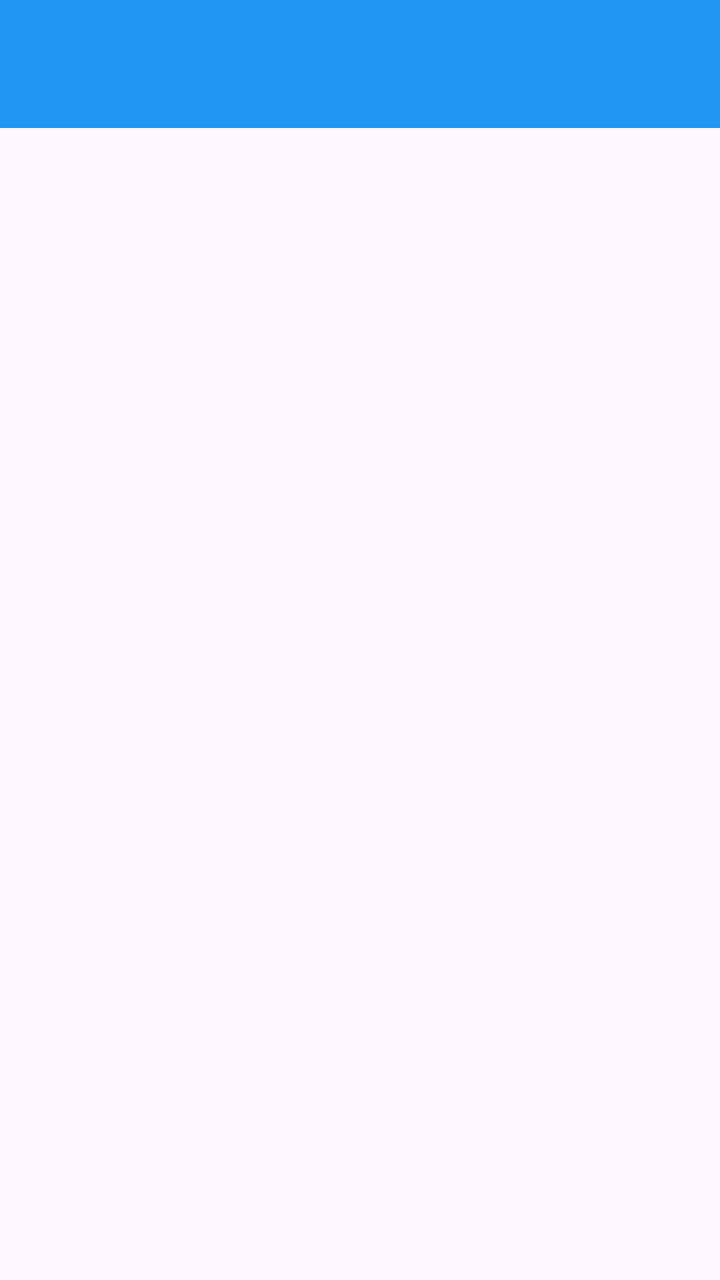
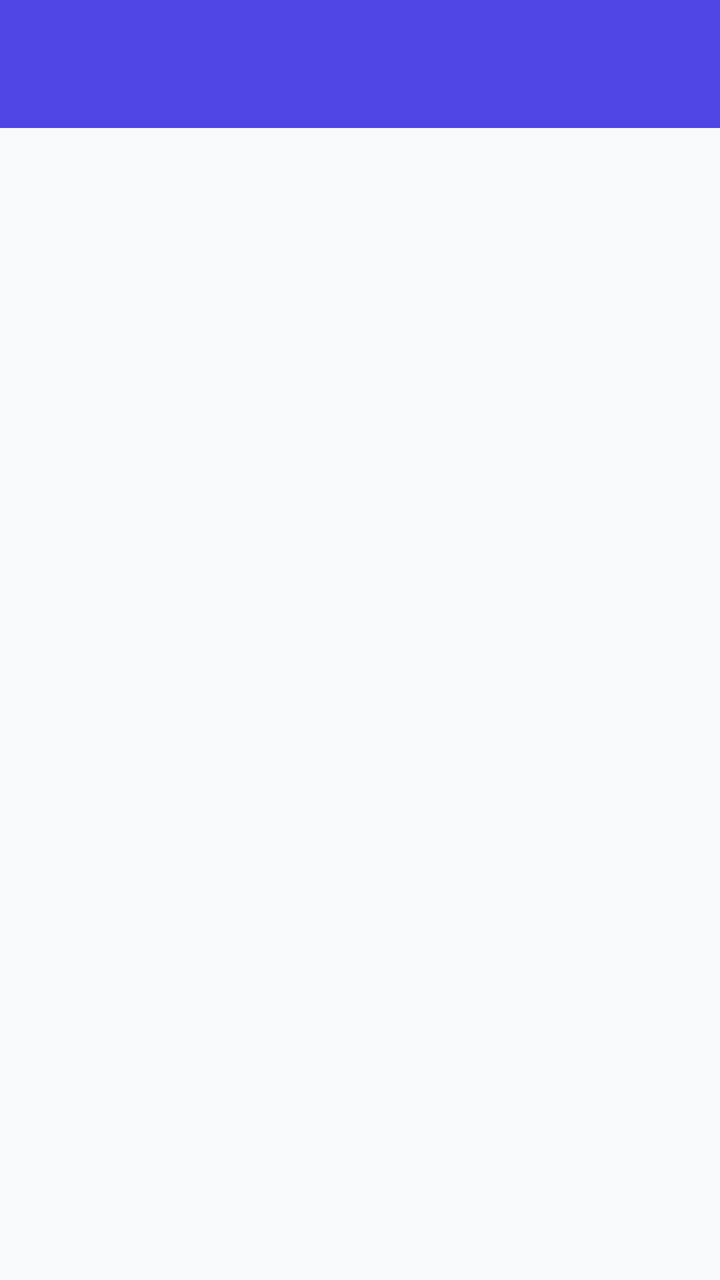

An Android layout rendered at two revisions. The XML below is the earlier revision; the diff shows what the commit changed to produce the second picture.
<!-- AndroidManifest.xml: activity theme Theme.DoseBuddy -->
<!-- res/layout/activity_drug_info.xml -->
<?xml version="1.0" encoding="utf-8"?>
<androidx.coordinatorlayout.widget.CoordinatorLayout xmlns:android="http://schemas.android.com/apk/res/android"
    xmlns:app="http://schemas.android.com/apk/res-auto"
    android:layout_width="match_parent"
    android:layout_height="match_parent">

    
    <com.google.android.material.appbar.AppBarLayout
        android:id="@+id/app_bar_layout"
        android:layout_width="match_parent"
        android:layout_height="wrap_content"
        android:theme="@style/ThemeOverlay.AppCompat.Dark.ActionBar">

        <androidx.appcompat.widget.Toolbar
            android:id="@+id/toolbar"
            android:layout_width="match_parent"
            android:layout_height="?attr/actionBarSize"
            android:background="#2196F3"
            app:titleTextColor="@android:color/white"
            app:subtitleTextColor="@android:color/white" />

    </com.google.android.material.appbar.AppBarLayout>

    
    <androidx.core.widget.NestedScrollView
        android:layout_width="match_parent"
        android:layout_height="match_parent"
        android:fillViewport="true"
        app:layout_behavior="@string/appbar_scrolling_view_behavior">

        <FrameLayout
            android:layout_width="match_parent"
            android:layout_height="wrap_content"
            android:paddingBottom="32dp">

            
            <ProgressBar
                android:id="@+id/progress_bar"
                android:layout_width="wrap_content"
                android:layout_height="wrap_content"
                android:layout_gravity="center"
                android:layout_marginTop="100dp"
                android:visibility="gone" />

            
            <LinearLayout
                android:id="@+id/content_layout"
                android:layout_width="match_parent"
                android:layout_height="wrap_content"
                android:orientation="vertical"
                android:padding="16dp"
                android:visibility="visible" />

            
            <TextView
                android:id="@+id/tv_no_drug_info"
                android:layout_width="match_parent"
                android:layout_height="wrap_content"
                android:layout_gravity="center"
                android:layout_margin="32dp"
                android:gravity="center"
                android:text="No drug information available"
                android:textColor="#666666"
                android:textSize="16sp"
                android:visibility="gone" />

        </FrameLayout>

    </androidx.core.widget.NestedScrollView>

</androidx.coordinatorlayout.widget.CoordinatorLayout>
<!-- resources referenced by this layout -->
<resources>
  <style name="Theme.DoseBuddy" parent="Base.Theme.DoseBuddy" />
  <style name="Base.Theme.DoseBuddy" parent="Theme.Material3.DayNight.NoActionBar">
          
          
      </style>
</resources>

<!-- the commit's change to res/layout/activity_drug_info.xml (unified diff, before → after) -->
@@ -15,7 +15,7 @@
             android:id="@+id/toolbar"
             android:layout_width="match_parent"
             android:layout_height="?attr/actionBarSize"
-            android:background="#2196F3"
+            android:background="?attr/colorPrimary"
             app:titleTextColor="@android:color/white"
             app:subtitleTextColor="@android:color/white" />
 
@@ -60,7 +60,7 @@
                 android:layout_margin="32dp"
                 android:gravity="center"
                 android:text="No drug information available"
-                android:textColor="#666666"
+                android:textColor="?attr/colorOnSurfaceVariant"
                 android:textSize="16sp"
                 android:visibility="gone" />
 
<!-- resource entries referenced after the edit -->
@@ -3,7 +3,50 @@
   <style name="Theme.DoseBuddy" parent="Base.Theme.DoseBuddy" />
   <style name="Base.Theme.DoseBuddy" parent="Theme.Material3.DayNight.NoActionBar">
           
+          <item name="colorPrimary">@color/md_theme_light_primary</item>
+          <item name="colorOnPrimary">@color/md_theme_light_onPrimary</item>
+          <item name="colorPrimaryContainer">@color/md_theme_light_primaryContainer</item>
+          <item name="colorOnPrimaryContainer">@color/md_theme_light_onPrimaryContainer</item>
+  
+          <item name="colorSecondary">@color/md_theme_light_secondary</item>
+          <item name="colorOnSecondary">@color/md_theme_light_onSecondary</item>
+          <item name="colorSecondaryContainer">@color/md_theme_light_secondaryContainer</item>
+          <item name="colorOnSecondaryContainer">@color/md_theme_light_onSecondaryContainer</item>
+  
+          <item name="colorTertiary">@color/md_theme_light_tertiary</item>
+          <item name="colorOnTertiary">@color/md_theme_light_onTertiary</item>
+  
+          <item name="colorError">@color/md_theme_light_error</item>
+          <item name="colorOnError">@color/md_theme_light_onError</item>
+  
+          <item name="android:windowBackground">@color/md_theme_light_background</item>
+          <item name="colorSurface">@color/md_theme_light_surface</item>
+          <item name="colorOnSurface">@color/md_theme_light_onSurface</item>
+          <item name="colorSurfaceVariant">@color/md_theme_light_surfaceVariant</item>
+          <item name="colorOnSurfaceVariant">@color/md_theme_light_onSurfaceVariant</item>
+          <item name="colorOutline">@color/md_theme_light_outline</item>
+  
           
+          <item name="android:statusBarColor">?attr/colorPrimary</item>
+          <item name="android:windowLightStatusBar" tools:targetApi="m">false</item>
       </style>
+  <color name="md_theme_light_primary">#4F46E5</color>
+  <color name="md_theme_light_onPrimary">#FFFFFF</color>
+  <color name="md_theme_light_primaryContainer">#E0E7FF</color>
+  <color name="md_theme_light_onPrimaryContainer">#312E81</color>
+  <color name="md_theme_light_secondary">#0D9488</color>
+  <color name="md_theme_light_onSecondary">#FFFFFF</color>
+  <color name="md_theme_light_secondaryContainer">#CCFBF1</color>
+  <color name="md_theme_light_onSecondaryContainer">#134E4A</color>
+  <color name="md_theme_light_tertiary">#7C3AED</color>
+  <color name="md_theme_light_onTertiary">#FFFFFF</color>
+  <color name="md_theme_light_error">#EF4444</color>
+  <color name="md_theme_light_onError">#FFFFFF</color>
+  <color name="md_theme_light_background">#F8FAFC</color>
+  <color name="md_theme_light_surface">#FFFFFF</color>
+  <color name="md_theme_light_onSurface">#0F172A</color>
+  <color name="md_theme_light_surfaceVariant">#F1F5F9</color>
+  <color name="md_theme_light_onSurfaceVariant">#475569</color>
+  <color name="md_theme_light_outline">#CBD5E1</color>
 </resources>
 
